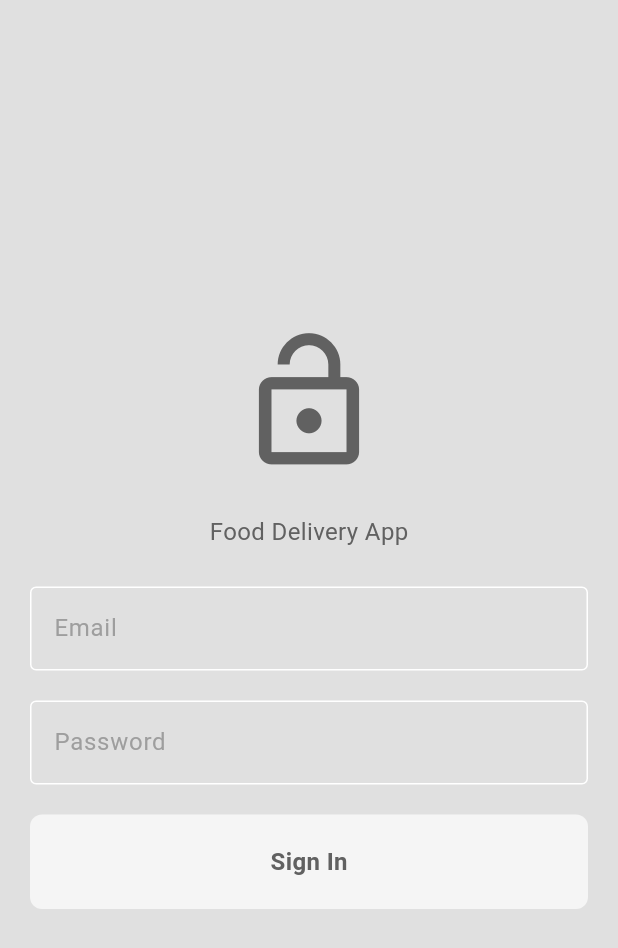
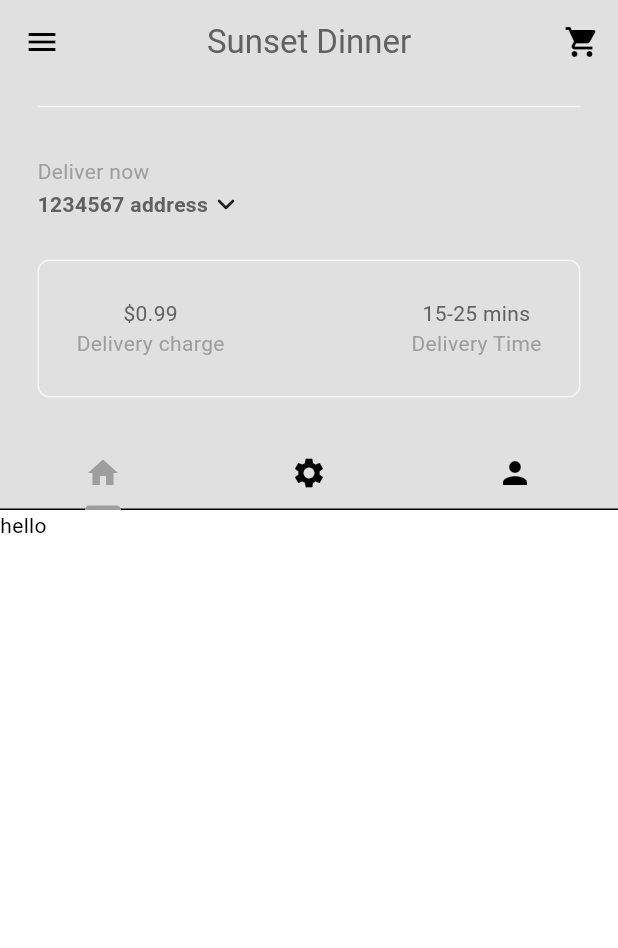
Before and after one commit to subshegde/Flutter-Food-Delivery-App-with-Backend, a Flutter app: the screen it shows after launch, after a tap on "Sign In", on a phone screen of 412 x 824 dp. Shown: the top 948 px of the screen. Run offline on Flutter 3.47's test engine with Material 3 defaults, Android fonts, the phone set to English and light mode, and no system bars.

Commit message:
Theme added - black -white settings page , Drawer , silver app bar , home page

```diff
--- /dev/null
+++ b/subshegde_food_delivery_app/lib/components/OtherComponents/descriptionBox.dart
@@ -0,0 +1,39 @@
+import 'package:flutter/material.dart';
+
+class DescriptionBox extends StatelessWidget {
+  const DescriptionBox({super.key});
+
+  @override
+  Widget build(BuildContext context) {
+    var myPrimaryTextStyle = TextStyle(color: Theme.of(context).colorScheme.inversePrimary);
+    var mySecondaryTextStyle = TextStyle(color: Theme.of(context).colorScheme.primary);
+
+    return Container(
+      decoration: BoxDecoration(
+        border: Border.all(color: Theme.of(context).colorScheme.secondary),
+        borderRadius: BorderRadius.circular(8)
+      ),
+      padding: const EdgeInsets.all(25),
+      margin: const EdgeInsets.only(left:25,right: 25,bottom: 25),
+      child: Row(
+        mainAxisAlignment: MainAxisAlignment.spaceBetween,
+        children: [
+        // delivery charge,
+        Column(
+          children: [
+            Text('\$0.99',style: myPrimaryTextStyle,),
+            Text('Delivery charge',style: mySecondaryTextStyle,),
+          ],
+        ),
+        Column(
+          children: [
+            Text('15-25 mins',style: myPrimaryTextStyle,),
+            Text('Delivery Time',style: mySecondaryTextStyle,),
+          ],
+        )
+
+        // time
+      ],),
+    );
+  }
+}
--- a/subshegde_food_delivery_app/lib/components/myButton.dart
+++ b/subshegde_food_delivery_app/lib/components/OtherComponents/myButton.dart
@@ -10,8 +10,8 @@ class Mybutton extends StatelessWidget {
     return GestureDetector(
       onTap: onTap,
       child: Container(
-        padding: const EdgeInsets.all(20),
-        margin: const EdgeInsets.symmetric(horizontal: 20),
+        padding: const EdgeInsets.all(25),
+        margin: const EdgeInsets.symmetric(horizontal: 25),
         decoration: BoxDecoration(
           color: Theme.of(context).colorScheme.secondary,
           borderRadius: BorderRadius.circular(8),
--- /dev/null
+++ b/subshegde_food_delivery_app/lib/components/OtherComponents/myLocation.dart
@@ -0,0 +1,61 @@
+import 'package:flutter/material.dart';
+
+class MyCurrentLocation extends StatelessWidget {
+  const MyCurrentLocation({super.key});
+
+  void openLocationSearchBox(BuildContext context) {
+    showDialog(
+      context: context,
+      builder: (context)=> AlertDialog(
+        title: const Text('Your location'),
+        content: const TextField(
+          decoration: InputDecoration(hintText: 'Search address...'),
+        ),
+        actions: [
+          MaterialButton(
+            onPressed: (){
+            Navigator.pop(context);
+          },
+          child: const Text('Cancel'),
+          ),
+          MaterialButton(
+            onPressed: (){
+          },
+          child: const Text('Save'),
+          )
+        ],
+      )
+      );
+  }
+
+  @override
+  Widget build(BuildContext context) {
+    return Padding(
+      padding: const EdgeInsets.all(25.0),
+      child: Column(
+        crossAxisAlignment: CrossAxisAlignment.start,
+        children: [
+          Text(
+            'Deliver now',
+            style: TextStyle(color: Theme.of(context).colorScheme.primary),
+            ),
+          GestureDetector(
+            onTap: ()=> openLocationSearchBox(context),
+            child: Row(
+              children: [
+                Text(
+                  '1234567 address',
+                  style: TextStyle(
+                    color: Theme.of(context).colorScheme.inversePrimary,
+                    fontWeight: FontWeight.bold
+                    ),
+                  ),
+                const Icon(Icons.keyboard_arrow_down_rounded)
+              ],
+            ),
+          )
+        ],
+      ),
+    );
+  }
+}
--- /dev/null
+++ b/subshegde_food_delivery_app/lib/components/OtherComponents/mySilverAppBar.dart
@@ -0,0 +1,36 @@
+import 'package:flutter/material.dart';
+
+class MySilverAppBar extends StatelessWidget {
+  final Widget child;
+  final Widget title;
+  const MySilverAppBar({super.key,required this.child,required this.title});
+
+  @override
+  Widget build(BuildContext context) {
+    return SliverAppBar(
+      expandedHeight: 340,
+      collapsedHeight: 120,
+      floating: false,
+      pinned: true,
+      actions: [
+        IconButton(
+          onPressed: (){},
+          icon: const Icon(Icons.shopping_cart),
+        ),
+      ],
+      backgroundColor: Theme.of(context).colorScheme.background,
+      centerTitle: true,
+      title: Text('Sunset Dinner',style: TextStyle(color: Theme.of(context).colorScheme.inversePrimary),),
+      flexibleSpace: FlexibleSpaceBar(
+        background: Padding(
+          padding: const EdgeInsets.only(bottom: 50.0),
+          child: child,
+        ),
+        title: title,
+        centerTitle: true,
+        titlePadding: const EdgeInsets.only(left: 0,right: 0,top: 0),
+        expandedTitleScale: 1,
+      ),
+    );
+  }
+}
--- /dev/null
+++ b/subshegde_food_delivery_app/lib/components/OtherComponents/myTabBar.dart
@@ -0,0 +1,20 @@
+import 'package:flutter/material.dart';
+
+class MyTabBar extends StatelessWidget {
+  final TabController tabController;
+  const MyTabBar({super.key,required this.tabController});
+
+  @override
+  Widget build(BuildContext context) {
+    return Container(
+      child: TabBar(
+        controller: tabController,
+        tabs: [
+          Tab(icon: Icon(Icons.home)),
+          Tab(icon: Icon(Icons.settings)),
+          Tab(icon: Icon(Icons.person)),
+        ],
+      ),
+    );
+  }
+}
--- a/subshegde_food_delivery_app/lib/main.dart
+++ b/subshegde_food_delivery_app/lib/main.dart
@@ -1,6 +1,6 @@
 import 'package:flutter/material.dart';
 import 'package:provider/provider.dart';
-import 'package:subshegde_food_delivery_app/pages/auth/pages/login.dart';
+import 'package:subshegde_food_delivery_app/pages/auth/pages/togglePages.dart';
 import 'package:subshegde_food_delivery_app/themes/theme_provider.dart';
 
 void main() {
@@ -19,7 +19,7 @@ class MyApp extends StatelessWidget {
     return MaterialApp(
       debugShowCheckedModeBanner: false,
       title: 'Food Delivery',
-      home: const Login(),
+      home:  const TogglePages(),
       theme: Provider.of<ThemeProvider>(context).themeData,
     );
   }
--- /dev/null
+++ b/subshegde_food_delivery_app/lib/models/foodModel.dart
@@ -0,0 +1,34 @@
+class Food{
+  final String name;
+  final String description;
+  final String image;
+  final String price;
+  final FoodCategory category;
+  final List<Addon> addons;
+
+  Food({
+    required this.name,
+    required this.description,
+    required this.image,
+    required this.price,
+    required this.category,
+    required this.addons,
+    });
+}
+
+// food category
+enum FoodCategory {
+  burgers,
+  salads,
+  sides,
+  desserts,
+  drinks
+}
+
+// food addons
+class Addon {
+  final String name;
+  final double price;
+
+  Addon({required this.name, required this.price});
+}
--- a/subshegde_food_delivery_app/lib/pages/auth/pages/login.dart
+++ b/subshegde_food_delivery_app/lib/pages/auth/pages/login.dart
@@ -1,9 +1,11 @@
 import 'package:flutter/material.dart';
-import 'package:subshegde_food_delivery_app/components/myButton.dart';
+import 'package:subshegde_food_delivery_app/components/OtherComponents/myButton.dart';
 import 'package:subshegde_food_delivery_app/pages/auth/components/textField.dart';
+import 'package:subshegde_food_delivery_app/pages/home/home_page.dart';
 
 class Login extends StatefulWidget {
-  const Login({super.key});
+  final Function()? onTap;
+  const Login({super.key,required this.onTap});
 
   @override
   State<Login> createState() => _LoginState();
@@ -12,6 +14,22 @@ class Login extends StatefulWidget {
 class _LoginState extends State<Login> {
   final TextEditingController emailController = TextEditingController();
   final TextEditingController passwordController = TextEditingController();
+
+  @override
+  void initState() {
+    super.initState();
+  }
+
+  @override
+  void dispose() {
+    emailController.dispose();
+    passwordController.dispose();
+    super.dispose();
+  }
+
+  void login(){
+    Navigator.push(context, MaterialPageRoute(builder: (context)=> HomePage()));
+  }
 @override
 Widget build(BuildContext context) {
   return Scaffold(
@@ -45,8 +63,24 @@ Widget build(BuildContext context) {
 
               Mybutton(
                 text: 'Sign In',
-                onTap: (){},
-                )
+                onTap: login,
+                ),
+                const SizedBox(height: 20,),
+
+                Row(
+                  mainAxisAlignment: MainAxisAlignment.center,
+                  children: [
+                    Text('Not a member?',
+                    style: TextStyle(color: Theme.of(context).colorScheme.inversePrimary),
+                    ),
+                    const SizedBox(width: 4,),
+                    GestureDetector(
+                      onTap: widget.onTap,
+                      child: Text('Register now',
+                      style: TextStyle(fontWeight: FontWeight.bold,color: Theme.of(context).colorScheme.inversePrimary),
+                      ),
+                    )
+                ],)
           ],
         ),
       ),
--- /dev/null
+++ b/subshegde_food_delivery_app/lib/pages/home/home_page.dart
@@ -0,0 +1,65 @@
+import 'package:flutter/material.dart';
+import 'package:subshegde_food_delivery_app/components/DrawerComponents/myDrawer.dart';
+import 'package:subshegde_food_delivery_app/components/OtherComponents/descriptionBox.dart';
+import 'package:subshegde_food_delivery_app/components/OtherComponents/myLocation.dart';
+import 'package:subshegde_food_delivery_app/components/OtherComponents/mySilverAppBar.dart';
+import 'package:subshegde_food_delivery_app/components/OtherComponents/myTabBar.dart';
+
+class HomePage extends StatefulWidget {
+  const HomePage({super.key});
+
+  @override
+  State<HomePage> createState() => _HomePageState();
+}
+
+class _HomePageState extends State<HomePage> with SingleTickerProviderStateMixin{
+  late TabController _tabController;
+
+  @override
+  void initState() {
+    super.initState();
+    _tabController = TabController(vsync: this, length: 3);
+  }
+
+  @override
+  void dispose() {
+    super.dispose();
+    _tabController.dispose();
+  }
+
+  @override
+  Widget build(BuildContext context) {
+    return Scaffold(
+      drawer: const MyDrawer(),
+      body: SafeArea(
+        child: NestedScrollView(
+          headerSliverBuilder: (context,innerBoxIsScrolled) => [
+            MySilverAppBar(
+              title: MyTabBar(tabController: _tabController,),
+              child: Column(
+                mainAxisAlignment: MainAxisAlignment.end,
+                children: [
+                  Divider(
+                    endIndent: 25,
+                    indent: 25,
+                    color: Theme.of(context).colorScheme.secondary,
+                  ),
+                  // current Location
+                  const MyCurrentLocation(),
+                  // Description box
+                  const DescriptionBox()
+              ],)
+            ),
+          ],
+          body: TabBarView(
+            controller: _tabController,
+            children: [
+            Text('hello'),
+            Text('hello'),
+            Text('hello'),
+          ],)
+          ),
+      ),
+    );
+  }
+}
--- a/subshegde_food_delivery_app/lib/themes/theme_provider.dart
+++ b/subshegde_food_delivery_app/lib/themes/theme_provider.dart
@@ -16,7 +16,7 @@ class ThemeProvider with ChangeNotifier{
   }
 
 
-  void toggleDarkMode(){
+  void toggleTheme(){
     if(_themeData == lightMode){
       themeData = darkMode;
     }else{
```
Also changed, not shown: subshegde_food_delivery_app/lib/components/DrawerComponents/myDrawer.dart (added, +60 -0 lines), subshegde_food_delivery_app/lib/components/DrawerComponents/myDrawerTile.dart (added, +26 -0 lines), subshegde_food_delivery_app/lib/pages/Settings/pages/settings.dart (added, +49 -0 lines), subshegde_food_delivery_app/lib/pages/auth/pages/register.dart (+84 -5 lines), subshegde_food_delivery_app/lib/pages/auth/pages/togglePages.dart (added, +27 -0 lines), subshegde_food_delivery_app/assets/burgers/MeltedMushroomDeluxe.jpg (added), subshegde_food_delivery_app/assets/burgers/SmokyBBQBeast.jpg (added), subshegde_food_delivery_app/assets/burgers/SpicyJalapeñoInferno.jpg (added), subshegde_food_delivery_app/assets/burgers/TheBigCheddarCrunch.jpg (added), subshegde_food_delivery_app/assets/burgers/TheVeggieSupreme.jpg (added).
